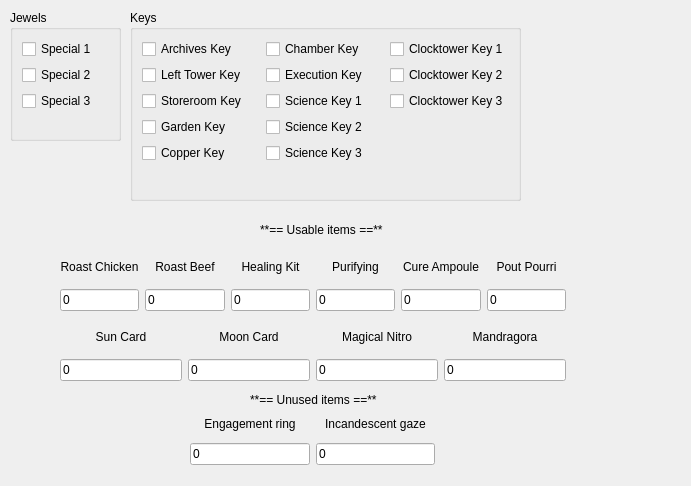
Qt form ui/items.ui (blazkowolf/cv64_save_editor) before a commit.
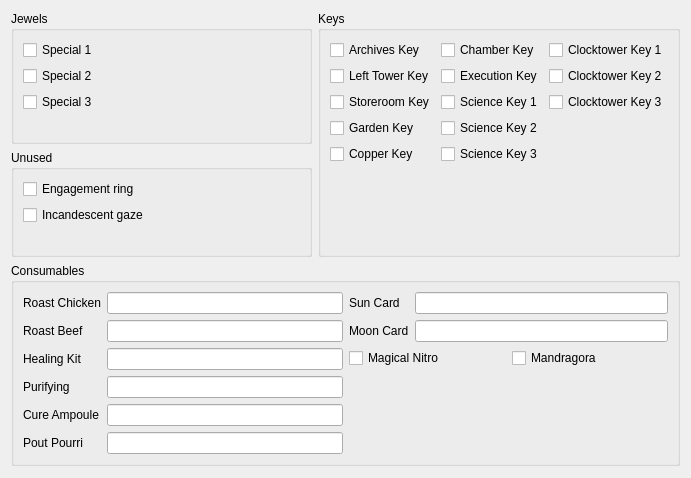
The same form after that commit.

Commit message: refactor: finish items ui redesign

Patch:
```diff
--- a/ui/items.ui
+++ b/ui/items.ui
@@ -7,290 +7,14 @@
     <x>0</x>
     <y>0</y>
     <width>691</width>
-    <height>486</height>
+    <height>478</height>
    </rect>
   </property>
-  <widget class="QWidget" name="gridLayoutWidget_10">
-   <property name="geometry">
-    <rect>
-     <x>60</x>
-     <y>250</y>
-     <width>506</width>
-     <height>61</height>
-    </rect>
-   </property>
-   <layout class="QGridLayout" name="gridHealing">
-    <item row="2" column="6">
-     <widget class="QLineEdit" name="leItemsPurifying">
-      <property name="text">
-       <string>0</string>
-      </property>
-     </widget>
-    </item>
-    <item row="1" column="3">
-     <widget class="QLabel" name="labelItemsRoastBeef">
-      <property name="text">
-       <string>Roast Beef</string>
-      </property>
-      <property name="alignment">
-       <set>Qt::AlignmentFlag::AlignCenter</set>
-      </property>
-     </widget>
-    </item>
-    <item row="2" column="5">
-     <widget class="QLineEdit" name="leItemsHealingKit">
-      <property name="text">
-       <string>0</string>
-      </property>
-     </widget>
-    </item>
-    <item row="1" column="7">
-     <widget class="QLabel" name="labelItemsCureAmpoule">
-      <property name="text">
-       <string>Cure Ampoule</string>
-      </property>
-      <property name="alignment">
-       <set>Qt::AlignmentFlag::AlignCenter</set>
-      </property>
-     </widget>
-    </item>
-    <item row="1" column="5">
-     <widget class="QLabel" name="labelItemsHealingKit">
-      <property name="text">
-       <string>Healing Kit</string>
-      </property>
-      <property name="alignment">
-       <set>Qt::AlignmentFlag::AlignCenter</set>
-      </property>
-     </widget>
-    </item>
-    <item row="2" column="3">
-     <widget class="QLineEdit" name="leItemsRoastBeef">
-      <property name="text">
-       <string>0</string>
-      </property>
-     </widget>
-    </item>
-    <item row="1" column="8">
-     <widget class="QLabel" name="labelItemsPoutPourri">
-      <property name="text">
-       <string>Pout Pourri</string>
-      </property>
-      <property name="alignment">
-       <set>Qt::AlignmentFlag::AlignCenter</set>
-      </property>
-     </widget>
-    </item>
-    <item row="1" column="1">
-     <widget class="QLabel" name="labelItemsRoastChicken">
-      <property name="text">
-       <string>Roast Chicken</string>
-      </property>
-      <property name="alignment">
-       <set>Qt::AlignmentFlag::AlignCenter</set>
-      </property>
-     </widget>
-    </item>
-    <item row="2" column="8">
-     <widget class="QLineEdit" name="leItemsPoutPourri">
-      <property name="text">
-       <string>0</string>
-      </property>
-     </widget>
-    </item>
-    <item row="2" column="1">
-     <widget class="QLineEdit" name="leItemsRoastChicken">
-      <property name="text">
-       <string>0</string>
-      </property>
-     </widget>
-    </item>
-    <item row="1" column="6">
-     <widget class="QLabel" name="labelItemsPurifying">
-      <property name="text">
-       <string>Purifying</string>
-      </property>
-      <property name="alignment">
-       <set>Qt::AlignmentFlag::AlignCenter</set>
-      </property>
-     </widget>
-    </item>
-    <item row="2" column="7">
-     <widget class="QLineEdit" name="leItemsCureAmpoule">
-      <property name="text">
-       <string>0</string>
-      </property>
-     </widget>
-    </item>
-   </layout>
-  </widget>
-  <widget class="QWidget" name="gridLayoutWidget_11">
-   <property name="geometry">
-    <rect>
-     <x>60</x>
-     <y>320</y>
-     <width>506</width>
-     <height>61</height>
-    </rect>
-   </property>
-   <layout class="QGridLayout" name="gridQuest">
-    <item row="1" column="4">
-     <widget class="QLabel" name="labelItemsMoonCard">
-      <property name="text">
-       <string>Moon Card</string>
-      </property>
-      <property name="alignment">
-       <set>Qt::AlignmentFlag::AlignCenter</set>
-      </property>
-     </widget>
-    </item>
-    <item row="1" column="3">
-     <widget class="QLabel" name="labelItemsSunCard">
-      <property name="text">
-       <string>Sun Card</string>
-      </property>
-      <property name="alignment">
-       <set>Qt::AlignmentFlag::AlignCenter</set>
-      </property>
-     </widget>
-    </item>
-    <item row="2" column="5">
-     <widget class="QLineEdit" name="leItemsNitro">
-      <property name="text">
-       <string>0</string>
-      </property>
-     </widget>
-    </item>
-    <item row="1" column="5">
-     <widget class="QLabel" name="labelItemsNitro">
-      <property name="text">
-       <string>Magical Nitro</string>
-      </property>
-      <property name="alignment">
-       <set>Qt::AlignmentFlag::AlignCenter</set>
-      </property>
-     </widget>
-    </item>
-    <item row="2" column="4">
-     <widget class="QLineEdit" name="leItemsMoonCard">
-      <property name="text">
-       <string>0</string>
-      </property>
-     </widget>
-    </item>
-    <item row="2" column="3">
-     <widget class="QLineEdit" name="leItemsSunCard">
-      <property name="text">
-       <string>0</string>
-      </property>
-     </widget>
-    </item>
-    <item row="1" column="6">
-     <widget class="QLabel" name="labelItemsMandragora">
-      <property name="text">
-       <string>Mandragora</string>
-      </property>
-      <property name="alignment">
-       <set>Qt::AlignmentFlag::AlignCenter</set>
-      </property>
-     </widget>
-    </item>
-    <item row="2" column="6">
-     <widget class="QLineEdit" name="leItemsMandragora">
-      <property name="text">
-       <string>0</string>
-      </property>
-     </widget>
-    </item>
-   </layout>
-  </widget>
-  <widget class="QWidget" name="gridLayoutWidget_13">
-   <property name="geometry">
-    <rect>
-     <x>190</x>
-     <y>410</y>
-     <width>245</width>
-     <height>55</height>
-    </rect>
-   </property>
-   <layout class="QGridLayout" name="gridItemsUnused">
-    <item row="1" column="3">
-     <widget class="QLabel" name="labelItemsIG">
-      <property name="text">
-       <string>Incandescent gaze</string>
-      </property>
-      <property name="alignment">
-       <set>Qt::AlignmentFlag::AlignCenter</set>
-      </property>
-     </widget>
-    </item>
-    <item row="2" column="1">
-     <widget class="QLineEdit" name="leItemsER">
-      <property name="text">
-       <string>0</string>
-      </property>
-     </widget>
-    </item>
-    <item row="2" column="3">
-     <widget class="QLineEdit" name="leItemsIG">
-      <property name="text">
-       <string>0</string>
-      </property>
-     </widget>
-    </item>
-    <item row="1" column="1">
-     <widget class="QLabel" name="labelItemsER">
-      <property name="text">
-       <string>Engagement ring</string>
-      </property>
-      <property name="alignment">
-       <set>Qt::AlignmentFlag::AlignCenter</set>
-      </property>
-     </widget>
-    </item>
-   </layout>
-  </widget>
-  <widget class="QLabel" name="labelTitleUnusedItems">
-   <property name="geometry">
-    <rect>
-     <x>250</x>
-     <y>390</y>
-     <width>151</width>
-     <height>20</height>
-    </rect>
-   </property>
-   <property name="text">
-    <string>**== Unused items ==**</string>
-   </property>
-   <property name="textFormat">
-    <enum>Qt::TextFormat::MarkdownText</enum>
-   </property>
-  </widget>
-  <widget class="QLabel" name="labelTitleUsableItems">
-   <property name="geometry">
-    <rect>
-     <x>260</x>
-     <y>220</y>
-     <width>151</width>
-     <height>20</height>
-    </rect>
-   </property>
-   <property name="text">
-    <string>**== Usable items ==**</string>
-   </property>
-   <property name="textFormat">
-    <enum>Qt::TextFormat::MarkdownText</enum>
-   </property>
-  </widget>
+  <layout class="QVBoxLayout" name="verticalLayout_3">
+   <item>
+    <layout class="QGridLayout" name="glUnique">
+     <item row="0" column="0">
   <widget class="QGroupBox" name="gbJewels">
-   <property name="geometry">
-    <rect>
-     <x>10</x>
-     <y>10</y>
-     <width>111</width>
-     <height>131</height>
-    </rect>
-   </property>
    <property name="title">
     <string>Jewels</string>
    </property>
@@ -335,15 +59,9 @@
     </item>
    </layout>
   </widget>
+     </item>
+     <item row="0" column="1" rowspan="2">
   <widget class="QGroupBox" name="gbKeys">
-   <property name="geometry">
-    <rect>
-     <x>130</x>
-     <y>10</y>
-     <width>391</width>
-     <height>191</height>
-    </rect>
-   </property>
    <property name="title">
     <string>Keys</string>
    </property>
@@ -458,6 +176,191 @@
     </item>
    </layout>
   </widget>
+     </item>
+     <item row="1" column="0">
+      <widget class="QGroupBox" name="gbUnused">
+       <property name="title">
+        <string>Unused</string>
+       </property>
+       <layout class="QVBoxLayout" name="verticalLayout_4">
+        <item>
+         <layout class="QVBoxLayout" name="vlUnused">
+          <item>
+           <widget class="QCheckBox" name="chbItemsER">
+            <property name="text">
+             <string>Engagement ring</string>
+            </property>
+           </widget>
+          </item>
+          <item>
+           <widget class="QCheckBox" name="chbItemsIG">
+            <property name="text">
+             <string>Incandescent gaze</string>
+            </property>
+           </widget>
+          </item>
+         </layout>
+        </item>
+        <item>
+         <spacer name="verticalSpacer_3">
+          <property name="orientation">
+           <enum>Qt::Orientation::Vertical</enum>
+          </property>
+          <property name="sizeHint" stdset="0">
+           <size>
+            <width>20</width>
+            <height>40</height>
+           </size>
+          </property>
+         </spacer>
+        </item>
+       </layout>
+      </widget>
+     </item>
+    </layout>
+   </item>
+   <item>
+    <widget class="QGroupBox" name="gbConsumables">
+     <property name="title">
+      <string>Consumables</string>
+     </property>
+     <layout class="QHBoxLayout" name="horizontalLayout">
+      <item>
+       <layout class="QFormLayout" name="flConsumables">
+        <item row="0" column="0">
+         <widget class="QLabel" name="labelItemsRoastChicken">
+          <property name="text">
+           <string>Roast Chicken</string>
+          </property>
+         </widget>
+        </item>
+        <item row="0" column="1">
+         <widget class="QLineEdit" name="leItemsRoastChicken"/>
+        </item>
+        <item row="1" column="0">
+         <widget class="QLabel" name="labelItemsRoastBeef">
+          <property name="text">
+           <string>Roast Beef</string>
+          </property>
+         </widget>
+        </item>
+        <item row="1" column="1">
+         <widget class="QLineEdit" name="leItemsRoastBeef"/>
+        </item>
+        <item row="2" column="0">
+         <widget class="QLabel" name="labelItemsHealingKit">
+          <property name="text">
+           <string>Healing Kit</string>
+          </property>
+         </widget>
+        </item>
+        <item row="2" column="1">
+         <widget class="QLineEdit" name="leItemsHealingKit"/>
+        </item>
+        <item row="3" column="0">
+         <widget class="QLabel" name="labelItemsPurifying">
+          <property name="text">
+           <string>Purifying</string>
+          </property>
+         </widget>
+        </item>
+        <item row="3" column="1">
+         <widget class="QLineEdit" name="leItemsPurifying"/>
+        </item>
+        <item row="4" column="0">
+         <widget class="QLabel" name="labelItemsCureAmpoule">
+          <property name="text">
+           <string>Cure Ampoule</string>
+          </property>
+         </widget>
+        </item>
+        <item row="4" column="1">
+         <widget class="QLineEdit" name="leItemsCureAmpoule"/>
+        </item>
+        <item row="5" column="0">
+         <widget class="QLabel" name="labelItemsPoutPourri">
+          <property name="text">
+           <string>Pout Pourri</string>
+          </property>
+         </widget>
+        </item>
+        <item row="5" column="1">
+         <widget class="QLineEdit" name="leItemsPoutPourri"/>
+        </item>
+       </layout>
+      </item>
+      <item>
+       <layout class="QGridLayout" name="glQuest">
+        <item row="0" column="1">
+         <widget class="QLineEdit" name="leItemsSunCard"/>
+        </item>
+        <item row="0" column="0">
+         <widget class="QLabel" name="labelItemsSunCard">
+          <property name="text">
+           <string>Sun Card</string>
+          </property>
+         </widget>
+        </item>
+        <item row="1" column="0">
+         <widget class="QLabel" name="labelItemsMoonCard">
+          <property name="text">
+           <string>Moon Card</string>
+          </property>
+         </widget>
+        </item>
+        <item row="2" column="0" colspan="2">
+         <layout class="QHBoxLayout" name="horizontalLayout_2">
+          <item>
+           <widget class="QCheckBox" name="chbItemsMagicalNitro">
+            <property name="text">
+             <string>Magical Nitro</string>
+            </property>
+           </widget>
+          </item>
+          <item>
+           <widget class="QCheckBox" name="chbItemsMandragora">
+            <property name="text">
+             <string>Mandragora</string>
+            </property>
+           </widget>
+          </item>
+         </layout>
+        </item>
+        <item row="3" column="0" colspan="2">
+         <spacer name="verticalSpacer_5">
+          <property name="orientation">
+           <enum>Qt::Orientation::Vertical</enum>
+          </property>
+          <property name="sizeHint" stdset="0">
+           <size>
+            <width>20</width>
+            <height>40</height>
+           </size>
+          </property>
+         </spacer>
+        </item>
+        <item row="1" column="1">
+         <widget class="QLineEdit" name="leItemsMoonCard"/>
+        </item>
+       </layout>
+      </item>
+     </layout>
+    </widget>
+   </item>
+   <item>
+    <spacer name="verticalSpacer_4">
+     <property name="orientation">
+      <enum>Qt::Orientation::Vertical</enum>
+     </property>
+     <property name="sizeHint" stdset="0">
+      <size>
+       <width>20</width>
+       <height>40</height>
+      </size>
+     </property>
+    </spacer>
+   </item>
+  </layout>
  </widget>
  <resources/>
  <connections/>
```
Lines whose indentation alone changed are shown as unchanged. The commit also changes 1 other file.
